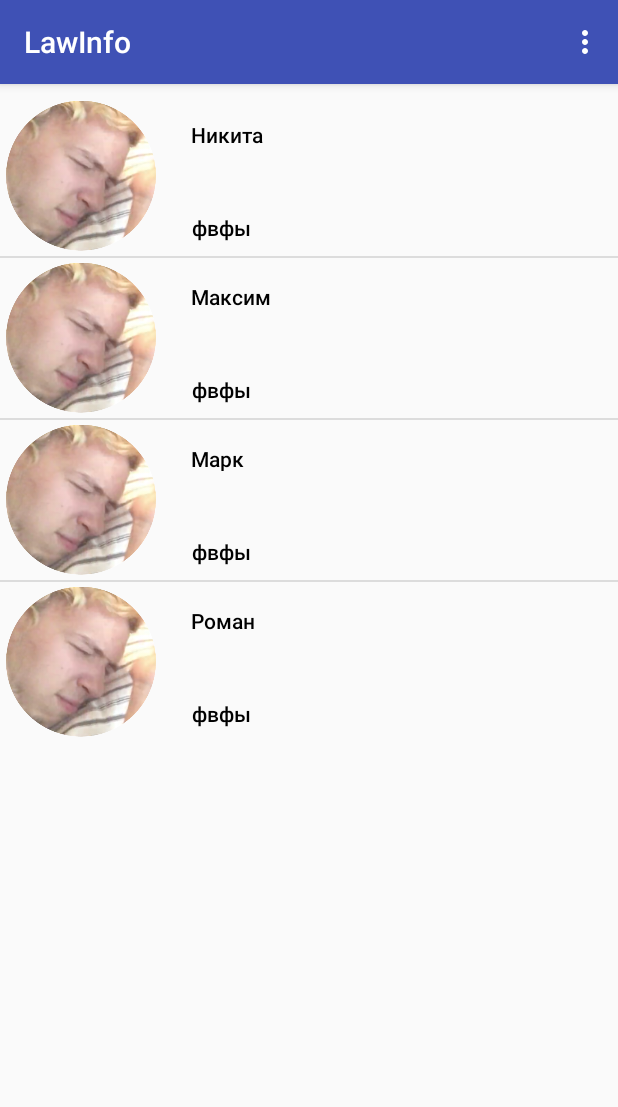
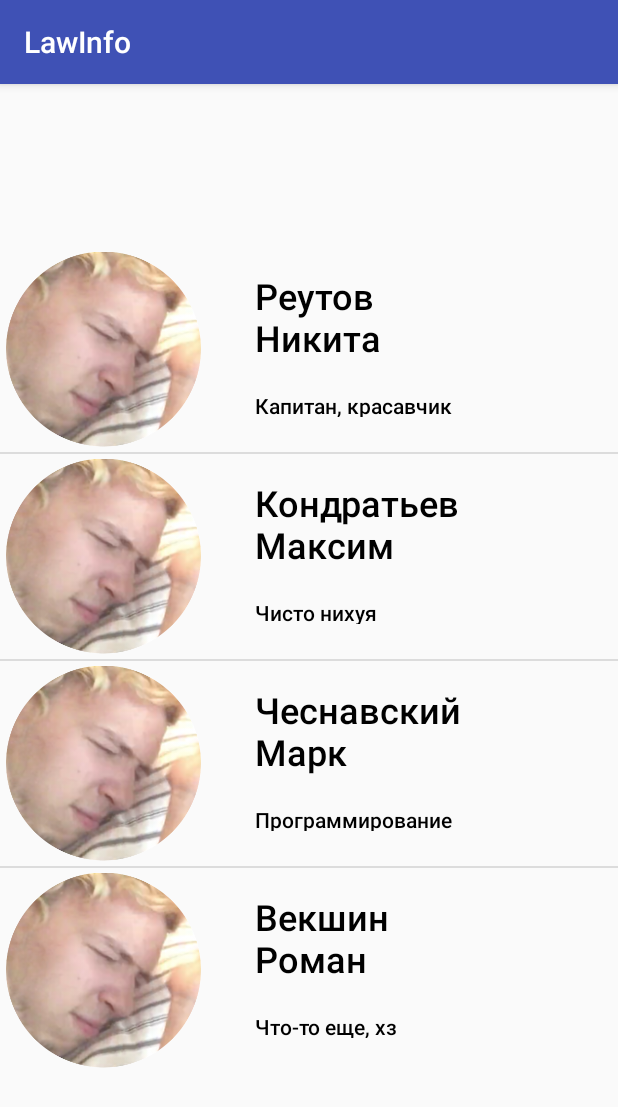
Before and after one commit to nikitko43/LawInfo, an Android app: the screen it shows after launch (MainActivity), on a phone screen of 412 x 824 dp. Shown: the top 1107 px of the screen. Run offline under Robolectric (Android 15) with nearby library versions, the phone set to English and light mode, and no system bars.

Commit message:
Новая активити

```diff
--- a/app/src/main/AndroidManifest.xml
+++ b/app/src/main/AndroidManifest.xml
@@ -16,6 +16,7 @@
                 <category android:name="android.intent.category.LAUNCHER" />
             </intent-filter>
         </activity>
+        <activity android:name=".DescriptionActivity"></activity>
     </application>
 
 </manifest>
--- a/app/src/main/java/com/lawteam/lawinfo/MainActivity.java
+++ b/app/src/main/java/com/lawteam/lawinfo/MainActivity.java
@@ -2,6 +2,7 @@ package com.lawteam.lawinfo;
 
 import android.app.Activity;
 import android.content.Context;
+import android.content.Intent;
 import android.support.v7.app.AppCompatActivity;
 import android.os.Bundle;
 import android.view.ActionMode;
@@ -11,12 +12,14 @@ import android.view.MenuInflater;
 import android.view.MenuItem;
 import android.view.View;
 import android.view.ViewGroup;
+import android.widget.AdapterView;
 import android.widget.BaseAdapter;
 import android.widget.ImageView;
 import android.widget.ListView;
 import android.widget.TextView;
 import android.widget.Toolbar;
 
+import java.io.Serializable;
 import java.util.ArrayList;
 import java.util.List;
 
@@ -82,17 +85,11 @@ public class MainActivity extends AppCompatActivity {
     TeamAdapter teamAdapter;
 
     @Override
-    public boolean onCreateOptionsMenu(Menu menu) {
-        getMenuInflater().inflate(R.menu.context_menu, menu);
-        return true;
-    }
-
-    @Override
     protected void onCreate(Bundle savedInstanceState) {
-        team.add(new Person("Никита", "ИУ5", "фвфы", "dsf", "asdas"));
-        team.add(new Person("Максим", "ИУ5", "фвфы", "dsf", "asda"));
-        team.add(new Person("Марк", "ИУ5", "фвфы", "dsf", "asdas"));
-        team.add(new Person("Роман", "ИУ5", "фвфы", "dsf", "dss"));
+        team.add(new Person("Реутов Никита", "ИУ5", "Капитан, красавчик", "dsf", "asdas"));
+        team.add(new Person("Кондратьев Максим", "ИУ5", "Чисто нихуя", "dsf", "asda"));
+        team.add(new Person("Чеснавский Марк", "ИУ5", "Программирование", "dsf", "asdas"));
+        team.add(new Person("Векшин Роман", "ИУ6", "Что-то еще, хз", "dsf", "dss"));
 
         teamAdapter = new TeamAdapter(getApplicationContext(), team);
 
@@ -101,5 +98,14 @@ public class MainActivity extends AppCompatActivity {
 
         ListView lv = (ListView) findViewById(R.id.mainListView);
         lv.setAdapter(teamAdapter);
+
+        lv.setOnItemClickListener(new AdapterView.OnItemClickListener() {
+            @Override
+            public void onItemClick(AdapterView<?> adapterView, View view, int i, long l) {
+                Intent intent = new Intent(MainActivity.this, DescriptionActivity.class);
+                intent.putExtra("Selected", team.get(i));
+                startActivity(intent);
+            }
+        });
     }
 }
--- a/app/src/main/java/com/lawteam/lawinfo/Person.java
+++ b/app/src/main/java/com/lawteam/lawinfo/Person.java
@@ -1,22 +1,24 @@
 package com.lawteam.lawinfo;
+
+import java.io.Serializable;
 
 /**
  * Created by nikitareutov on 06.04.2018.
  */
 
-public class Person {
+public class Person implements Serializable {
     private String name;
     private String urlPhoto;
     private String group;
     private String workingOn;
-    private String desctription;
+    private String description;
 
     Person(String _name, String _group, String _workingOn, String _urlPhoto, String _description){
         name = _name;
         group = _group;
         workingOn = _workingOn;
         urlPhoto = _urlPhoto;
-        desctription = _description;
+        description = _description;
     }
 
     String getName(){
@@ -29,5 +31,5 @@ public class Person {
         return workingOn;
     }
     String getUrlPhoto(){ return urlPhoto;}
-    String getDesctription() {return desctription;}
+    String getDescription() {return description;}
 }
--- a/app/src/main/res/layout/activity_main.xml
+++ b/app/src/main/res/layout/activity_main.xml
@@ -10,9 +10,11 @@
         android:id="@+id/mainListView"
         android:layout_width="wrap_content"
         android:layout_height="wrap_content"
+        android:layout_marginBottom="5dp"
         android:layout_marginEnd="8dp"
         android:layout_marginStart="8dp"
-        android:layout_marginTop="8dp"
+        android:layout_marginTop="5dp"
+        app:layout_constraintBottom_toBottomOf="parent"
         app:layout_constraintEnd_toEndOf="parent"
         app:layout_constraintStart_toStartOf="parent"
         app:layout_constraintTop_toTopOf="parent" />
--- a/app/src/main/res/layout/item.xml
+++ b/app/src/main/res/layout/item.xml
@@ -9,8 +9,8 @@
 
     <ImageView
         android:id="@+id/photo"
-        android:layout_width="100dp"
-        android:layout_height="100dp"
+        android:layout_width="130dp"
+        android:layout_height="130dp"
         android:layout_marginBottom="3dp"
         android:layout_marginStart="4dp"
         android:layout_marginTop="3dp"
@@ -23,8 +23,8 @@
 
     <ImageView
         android:id="@+id/imageView"
-        android:layout_width="100dp"
-        android:layout_height="100dp"
+        android:layout_width="130dp"
+        android:layout_height="130dp"
         android:layout_marginStart="4dp"
         android:layout_marginTop="3dp"
         android:background="@mipmap/circle"
@@ -35,22 +35,23 @@
 
     <TextView
         android:id="@+id/textName"
-        android:layout_width="wrap_content"
-        android:layout_height="18dp"
-        android:layout_marginStart="23dp"
+        android:layout_width="160dp"
+        android:layout_height="60dp"
+        android:layout_marginStart="36dp"
         android:layout_marginTop="16dp"
         android:text="Имя Фамилия"
         android:textAppearance="@style/TextAppearance.AppCompat.Body2"
         android:textColor="#000000"
+        android:textSize="24sp"
         app:layout_constraintStart_toEndOf="@+id/photo"
         app:layout_constraintTop_toTopOf="parent" />
 
     <TextView
         android:id="@+id/textWorkingOn"
-        android:layout_width="wrap_content"
-        android:layout_height="wrap_content"
-        android:layout_marginStart="24dp"
-        android:layout_marginTop="44dp"
+        android:layout_width="211dp"
+        android:layout_height="17dp"
+        android:layout_marginStart="36dp"
+        android:layout_marginTop="20dp"
         android:text="TextView"
         android:textAppearance="@style/TextAppearance.AppCompat.Body2"
         android:textColor="#000000"
--- a/app/src/main/res/menu/context_menu.xml
+++ b/app/src/main/res/menu/context_menu.xml
@@ -6,9 +6,6 @@
     xmlns:android="http://schemas.android.com/apk/res/android">
 
     <item android:id="@+id/first"
-        android:title="First"
-        android:icon="@android:drawable/ic_menu_edit"/>
-    <item android:id="@+id/second"
-        android:title="Second"
+        android:title="Изменить"
         android:icon="@android:drawable/ic_menu_edit"/>
 </menu>
```
Also changed, not shown: app/src/main/java/com/lawteam/lawinfo/DescriptionActivity.java (added, +50 -0 lines), app/src/main/res/layout/activity_description.xml (added, +59 -0 lines).
